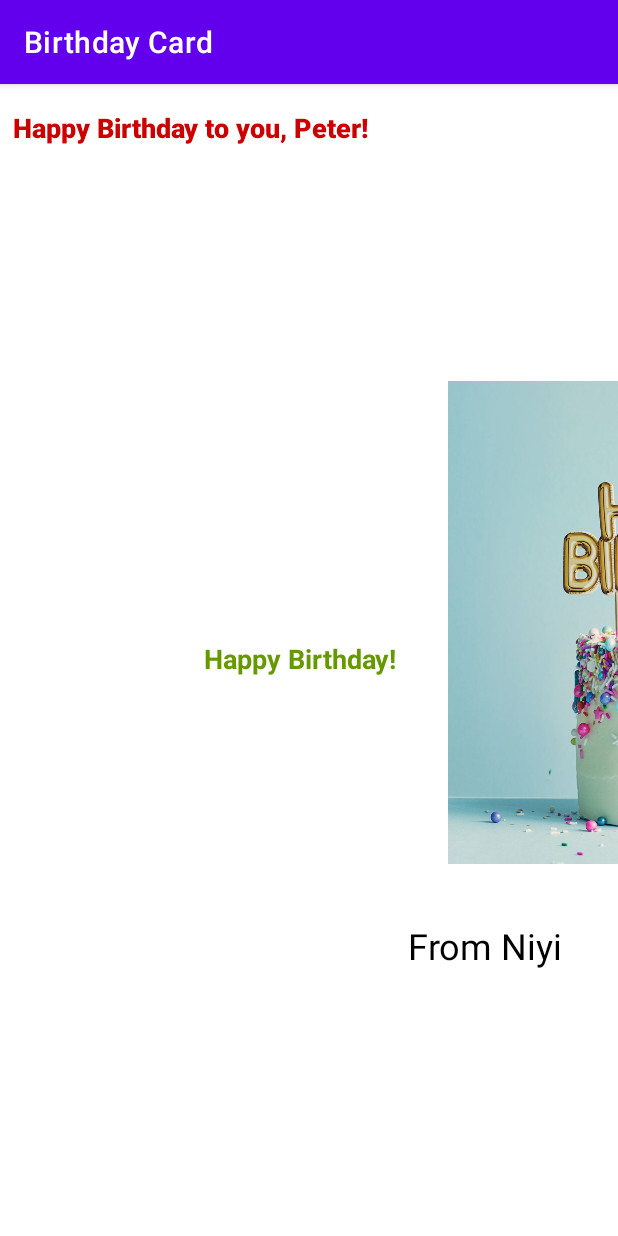
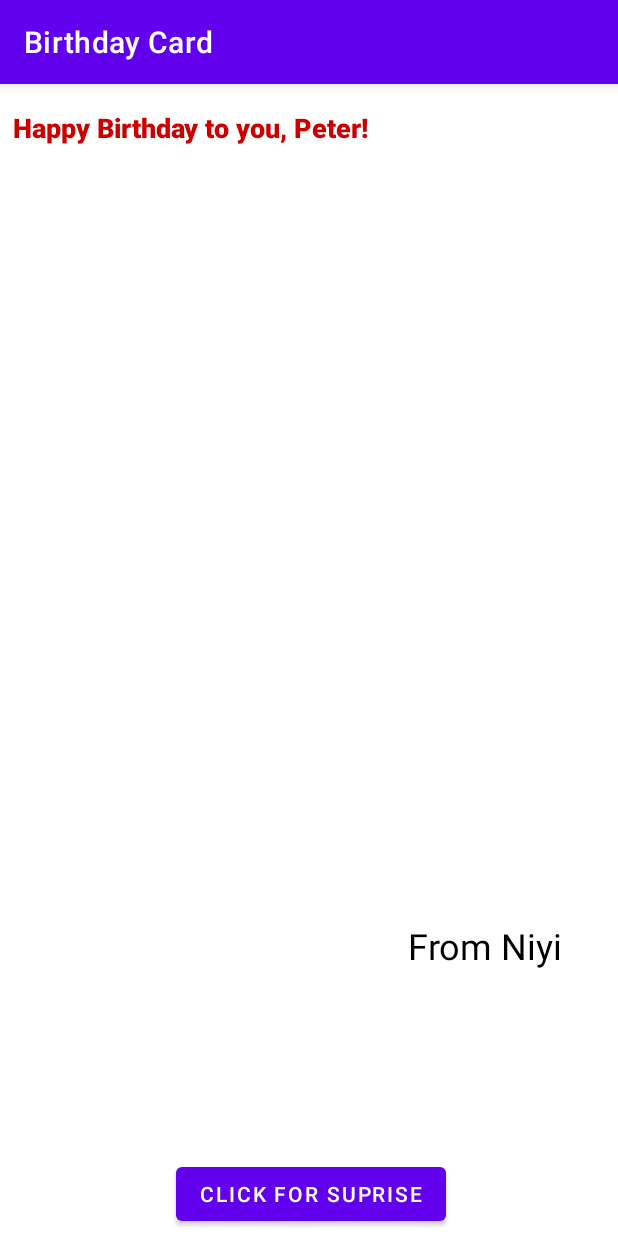
Before and after one commit to niyi28/birthdayApp, an Android app: the screen it shows after launch (MainActivity), on a phone screen of 412 x 824 dp. Run offline under Robolectric (Android 15) with nearby library versions, the phone set to English and light mode, and no system bars.

Commit message:
Added button

```diff
--- a/app/src/main/java/com/example/birthdayApp/MainActivity.kt
+++ b/app/src/main/java/com/example/birthdayApp/MainActivity.kt
@@ -2,13 +2,32 @@ package com.example.secondbirthday
 
 import androidx.appcompat.app.AppCompatActivity
 import android.os.Bundle
+import android.widget.Button
+import android.widget.ImageView
+import android.widget.TextView
+import android.widget.Toast
+import java.time.LocalDate
 
 class MainActivity : AppCompatActivity() {
     override fun onCreate(savedInstanceState: Bundle?) {
         super.onCreate(savedInstanceState)
-        val num: Int = 3
         setContentView(R.layout.activity_main)
+        val tickCard: Button = generateButtonReference(R.id.button)
+        setClickListener(tickCard)
+    }
 
+    fun generateButtonReference(buttonId: Int): Button{
+        return findViewById(buttonId)
+    }
 
+    fun setClickListener(buttonReference: Button){
+        buttonReference.setOnClickListener(){
+            val resultTextView: TextView = findViewById(R.id.birthdayMessage)
+            resultTextView.text = "With love my good friend!!!!!!"
+            val resultPicture: ImageView = findViewById(R.id.imageView)
+            resultPicture.setImageResource(R.drawable.birthdaypicture)
+            /*val toast = Toast.makeText(this, "Your Birthday", Toast.LENGTH_SHORT)
+            toast.show()*/
+        }
     }
 }
--- a/app/src/main/res/layout/activity_main.xml
+++ b/app/src/main/res/layout/activity_main.xml
@@ -11,8 +11,8 @@
             android:layout_height="match_parent"
             tools:context=".MainActivity" app:layout_constraintTop_toTopOf="parent"
             app:layout_constraintStart_toStartOf="parent" app:layout_constraintBottom_toBottomOf="parent"
-            app:layout_constraintEnd_toEndOf="parent" app:layout_constraintHorizontal_bias="1.0"
-            app:layout_constraintVertical_bias="1.0">
+            app:layout_constraintEnd_toEndOf="parent" app:layout_constraintHorizontal_bias="0.0"
+            app:layout_constraintVertical_bias="0.0">
         <TextView
                 android:layout_width="wrap_content"
                 android:layout_height="wrap_content"
@@ -36,26 +36,30 @@
                 android:layout_marginBottom="154dp" app:layout_constraintHorizontal_bias="0.905"
                 app:layout_constraintVertical_bias="0.0" android:textColor="@android:color/black"
                 android:textSize="24sp"/>
+        <Button
+                android:text="Click for Suprise"
+                android:layout_width="wrap_content"
+                android:layout_height="wrap_content" android:id="@+id/button"
+                app:layout_constraintStart_toStartOf="parent"
+                android:layout_marginStart="158dp" app:layout_constraintBottom_toBottomOf="parent"
+                android:layout_marginBottom="4dp" android:layout_marginEnd="165dp"
+                app:layout_constraintEnd_toEndOf="parent" app:layout_constraintHorizontal_bias="0.45"
+        />
         <TextView
-                android:layout_width="wrap_content"
-                android:layout_height="wrap_content"
-                android:text="@string/happy_birthday"
-                android:layout_marginTop="329dp"
-                app:layout_constraintTop_toBottomOf="@+id/textView2" app:layout_constraintStart_toStartOf="parent"
-                android:layout_marginStart="155dp" android:layout_marginEnd="156dp"
-                app:layout_constraintEnd_toEndOf="parent" app:layout_constraintBottom_toBottomOf="parent"
-                android:layout_marginBottom="348dp" app:layout_constraintVertical_bias="0.0"
-                android:textStyle="bold" android:textSize="18sp" android:textColor="@android:color/holo_green_dark"
-                app:layout_constraintHorizontal_bias="0.706"/>
+                android:layout_width="291dp"
+                android:layout_height="30dp" android:id="@+id/birthdayMessage"
+                app:layout_constraintStart_toStartOf="parent"
+                android:layout_marginStart="173dp" android:layout_marginEnd="179dp"
+                app:layout_constraintEnd_toEndOf="parent" android:layout_marginBottom="16dp"
+                app:layout_constraintBottom_toTopOf="@+id/button"
+                android:textAlignment="center" android:textStyle="bold|italic" android:textSize="18sp"/>
         <ImageView
-                android:layout_width="549dp"
-                android:layout_height="322dp" app:srcCompat="@drawable/birthdaypicture"
+                android:layout_width="411dp"
+                android:layout_height="312dp"
                 android:id="@+id/imageView"
-                app:layout_constraintEnd_toEndOf="parent" android:layout_marginEnd="84dp"
-                app:layout_constraintTop_toTopOf="parent" android:layout_marginStart="20dp"
-                app:layout_constraintStart_toEndOf="@+id/textView2" android:layout_marginBottom="38dp"
-                app:layout_constraintBottom_toTopOf="@+id/textView" app:layout_constraintHorizontal_bias="0.0"
-                app:layout_constraintVertical_bias="1.0"/>
+                app:layout_constraintStart_toStartOf="parent" app:layout_constraintEnd_toEndOf="parent"
+                app:layout_constraintBottom_toBottomOf="parent" android:layout_marginBottom="248dp"
+                app:layout_constraintHorizontal_bias="0.0"/>
 
     </androidx.constraintlayout.widget.ConstraintLayout>
 
```
